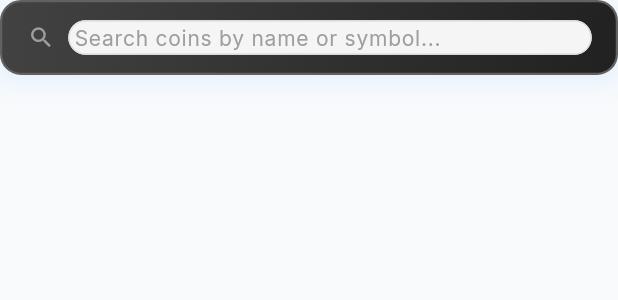
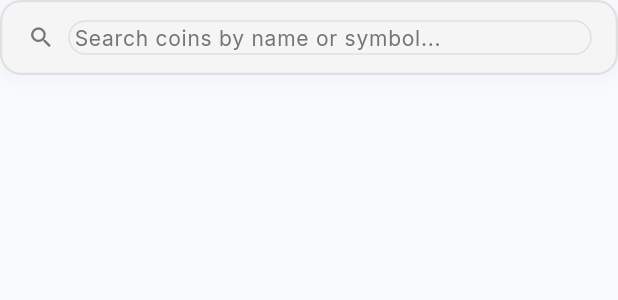
Before and after one commit to teasec4/flutter_crypto_desctop, a Flutter app: the CoinSearchBar widget shown alone on an empty page, opened directly, on a phone screen of 412 x 824 dp. Shown: the top 300 px of the screen. Run offline on Flutter 3.47's test engine with Material 3 defaults, Android fonts, the phone set to English and light mode, and no system bars; our stand-ins replace bloc, fl_chart, flutter_bloc, flutter_dotenv, get_it, go_router and 4 more; accounts and stored records are empty; generated files the repository leaves out were written again.

Commit message:
search design fix

```diff
--- a/lib/presentation/widgets/coin_search_bar.dart
+++ b/lib/presentation/widgets/coin_search_bar.dart
@@ -1,6 +1,7 @@
 import 'package:flutter/material.dart';
 
 /// Beautiful animated search bar for coins with modern design
+/// Adapts to both light and dark themes automatically
 class CoinSearchBar extends StatefulWidget {
   final Future<void> Function(String) onChanged;
   final VoidCallback onClear;
@@ -64,6 +65,32 @@ class _CoinSearchBarState extends State<CoinSearchBar>
 
   @override
   Widget build(BuildContext context) {
+    final theme = Theme.of(context);
+    final isDark = theme.brightness == Brightness.dark;
+    final colorScheme = theme.colorScheme;
+
+    // Define colors based on theme
+    final bgColorUnfocused = isDark
+        ? Colors.grey.shade800
+        : Colors.grey.shade100;
+    final bgColorFocused = isDark ? Colors.blue.shade900 : Colors.blue.shade50;
+    final borderColorUnfocused = isDark
+        ? Colors.grey.shade700
+        : Colors.grey.shade300;
+    final borderColorFocused = isDark
+        ? Colors.blue.shade400
+        : Colors.blue.shade600;
+    final iconColorUnfocused = isDark
+        ? Colors.grey.shade500
+        : Colors.grey.shade600;
+    final iconColorFocused = colorScheme.primary;
+    final textColor = colorScheme.onSurface;
+    final hintColor = isDark ? Colors.grey.shade500 : Colors.grey.shade600;
+    final clearButtonBg = isDark ? Colors.grey.shade800 : Colors.grey.shade200;
+    final clearButtonIcon = isDark
+        ? Colors.grey.shade400
+        : Colors.grey.shade600;
+
     return AnimatedBuilder(
       animation: _focusAnimation,
       builder: (context, child) {
@@ -71,11 +98,11 @@ class _CoinSearchBarState extends State<CoinSearchBar>
           decoration: BoxDecoration(
             boxShadow: [
               BoxShadow(
-                color: Colors.blue.withValues(
-                  alpha: 0.1 + (_focusAnimation.value * 0.2),
+                color: colorScheme.primary.withValues(
+                  alpha: 0.05 + (_focusAnimation.value * 0.15),
                 ),
-                blurRadius: 12 + (_focusAnimation.value * 8),
-                offset: const Offset(0, 4),
+                blurRadius: 8 + (_focusAnimation.value * 6),
+                offset: const Offset(0, 2),
               ),
             ],
           ),
@@ -88,13 +115,13 @@ class _CoinSearchBarState extends State<CoinSearchBar>
                 end: Alignment.bottomRight,
                 colors: [
                   Color.lerp(
-                    Colors.grey.shade800,
-                    Colors.blue.shade900.withValues(alpha: 0.15),
+                    bgColorUnfocused,
+                    bgColorFocused,
                     _focusAnimation.value,
                   )!,
                   Color.lerp(
-                    Colors.grey.shade900,
-                    Colors.blue.shade800.withValues(alpha: 0.1),
+                    bgColorUnfocused,
+                    bgColorFocused.withAlpha(200),
                     _focusAnimation.value,
                   )!,
                 ],
@@ -102,8 +129,8 @@ class _CoinSearchBarState extends State<CoinSearchBar>
               borderRadius: BorderRadius.circular(14),
               border: Border.all(
                 color: Color.lerp(
-                  Colors.grey.shade700,
-                  Colors.blue.shade400,
+                  borderColorUnfocused,
+                  borderColorFocused,
                   _focusAnimation.value,
                 )!,
                 width: 1.5,
@@ -122,8 +149,8 @@ class _CoinSearchBarState extends State<CoinSearchBar>
                         child: Icon(
                           Icons.search,
                           color: Color.lerp(
-                            Colors.grey.shade500,
-                            Colors.blue.shade400,
+                            iconColorUnfocused,
+                            iconColorFocused,
                             _focusAnimation.value,
                           ),
                           size: 20,
@@ -139,15 +166,15 @@ class _CoinSearchBarState extends State<CoinSearchBar>
                     controller: _controller,
                     focusNode: _focusNode,
                     onChanged: widget.onChanged,
-                    style: const TextStyle(
-                      color: Colors.white,
+                    style: TextStyle(
+                      color: textColor,
                       fontSize: 15,
                       fontWeight: FontWeight.w500,
                     ),
                     decoration: InputDecoration(
                       hintText: 'Search coins by name or symbol...',
                       hintStyle: TextStyle(
-                        color: Colors.grey.shade500,
+                        color: hintColor,
                         fontSize: 14,
                         fontWeight: FontWeight.w400,
                       ),
@@ -155,7 +182,7 @@ class _CoinSearchBarState extends State<CoinSearchBar>
                       contentPadding: EdgeInsets.zero,
                       isDense: true,
                     ),
-                    cursorColor: Colors.blue.shade400,
+                    cursorColor: colorScheme.primary,
                     cursorWidth: 2,
                   ),
                 ),
@@ -176,12 +203,12 @@ class _CoinSearchBarState extends State<CoinSearchBar>
                         child: Container(
                           padding: const EdgeInsets.all(6),
                           decoration: BoxDecoration(
-                            color: Colors.grey.shade800.withValues(alpha: 0.8),
+                            color: clearButtonBg.withValues(alpha: 0.6),
                             shape: BoxShape.circle,
                           ),
                           child: Icon(
                             Icons.close_rounded,
-                            color: Colors.grey.shade400,
+                            color: clearButtonIcon,
                             size: 18,
                           ),
                         ),
```
Also changed, not shown: lib/presentation/widgets/coin_search_results.dart (+28 -11 lines), 1 other file.
